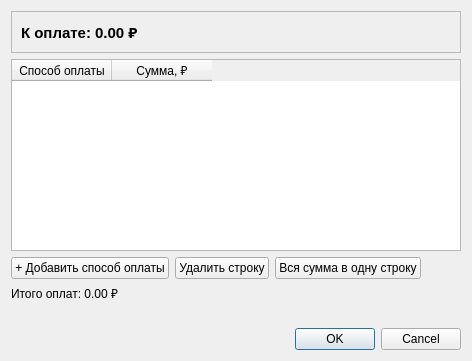
Qt form ui/paymentdialog.ui (MikhailBersenev/easyPOS) before a commit.
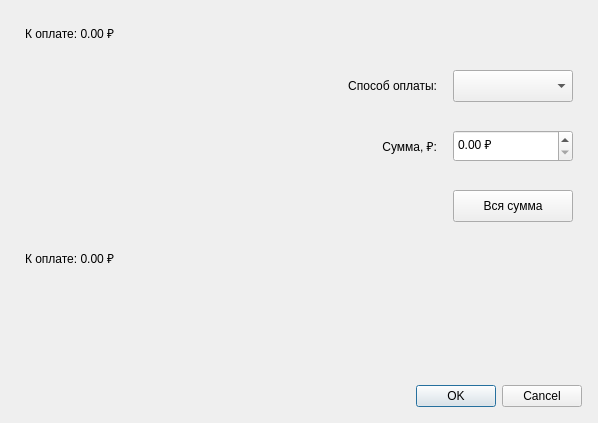
The same form after that commit.

Patch:
```diff
--- a/ui/paymentdialog.ui
+++ b/ui/paymentdialog.ui
@@ -2,6 +2,14 @@
 <ui version="4.0">
  <class>PaymentDialog</class>
  <widget class="QDialog" name="PaymentDialog">
+  <property name="geometry">
+   <rect>
+    <x>0</x>
+    <y>0</y>
+    <width>598</width>
+    <height>423</height>
+   </rect>
+  </property>
   <property name="minimumSize">
    <size>
     <width>460</width>
@@ -12,84 +20,105 @@
    <string>Оплата чека</string>
   </property>
   <layout class="QVBoxLayout" name="mainLayout">
-   <item>
-    <widget class="QFrame" name="toPayFrame">
-     <property name="frameShape">
-      <enum>QFrame::StyledPanel</enum>
-     </property>
-     <layout class="QHBoxLayout" name="toPayLayout">
+   <property name="spacing">
+    <number>24</number>
+   </property>
+   <property name="leftMargin">
+    <number>16</number>
+   </property>
+   <property name="topMargin">
+    <number>16</number>
+   </property>
+   <property name="rightMargin">
+    <number>16</number>
+   </property>
+   <property name="bottomMargin">
+    <number>16</number>
+   </property>
       <item>
+    <widget class="QWidget" name="gridWidget" native="true">
+     <layout class="QGridLayout" name="gridLayout">
+      <property name="horizontalSpacing">
+       <number>16</number>
+      </property>
+      <property name="verticalSpacing">
+       <number>28</number>
+      </property>
+      <item row="0" column="0" colspan="2">
        <widget class="QLabel" name="toPayLabel">
         <property name="text">
          <string>К оплате: 0.00 ₽</string>
         </property>
-        <property name="font">
-         <font>
-          <pointsize>11</pointsize>
-          <bold>true</bold>
-         </font>
-        </property>
        </widget>
       </item>
-     </layout>
-    </widget>
-   </item>
-   <item>
-    <widget class="QTableWidget" name="paymentsTable">
+      <item row="1" column="0">
+       <widget class="QLabel" name="methodLabel">
+        <property name="minimumSize">
+         <size>
+          <width>120</width>
+          <height>32</height>
+         </size>
+        </property>
+        <property name="text">
+         <string>Способ оплаты:</string>
+        </property>
+        <property name="alignment">
+         <set>Qt::AlignmentFlag::AlignRight|Qt::AlignmentFlag::AlignTrailing|Qt::AlignmentFlag::AlignVCenter</set>
+        </property>
+       </widget>
+      </item>
+      <item row="1" column="1">
+       <widget class="QComboBox" name="paymentMethodCombo">
      <property name="minimumSize">
       <size>
        <width>0</width>
-       <height>120</height>
-      </size>
-     </property>
-     <property name="selectionBehavior">
-      <enum>QAbstractItemView::SelectRows</enum>
-     </property>
-     <property name="selectionMode">
-      <enum>QAbstractItemView::SingleSelection</enum>
-     </property>
-     <attribute name="columnCount">
+          <height>32</height>
+         </size>
+        </property>
+       </widget>
+      </item>
+      <item row="2" column="0">
+       <widget class="QLabel" name="amountLabel">
+        <property name="minimumSize">
+         <size>
+          <width>120</width>
+          <height>32</height>
+         </size>
+        </property>
+        <property name="text">
+         <string>Сумма, ₽:</string>
+        </property>
+        <property name="alignment">
+         <set>Qt::AlignmentFlag::AlignRight|Qt::AlignmentFlag::AlignTrailing|Qt::AlignmentFlag::AlignVCenter</set>
+        </property>
+       </widget>
+      </item>
+      <item row="2" column="1">
+       <widget class="QDoubleSpinBox" name="amountSpinBox">
+        <property name="minimumSize">
+         <size>
+          <width>120</width>
+          <height>32</height>
+         </size>
+        </property>
+        <property name="suffix">
+         <string> ₽</string>
+        </property>
+        <property name="decimals">
       <number>2</number>
-     </attribute>
-     <column>
-      <property name="text">
-       <string>Способ оплаты</string>
-      </property>
-     </column>
-     <column>
-      <property name="text">
-       <string>Сумма, ₽</string>
-      </property>
-     </column>
-    </widget>
-   </item>
-   <item>
-    <layout class="QHBoxLayout" name="btnLayout">
-     <item>
-      <widget class="QPushButton" name="addBtn">
-       <property name="text">
-        <string>+ Добавить способ оплаты</string>
+        </property>
+        <property name="minimum">
+         <double>0.000000000000000</double>
+        </property>
+        <property name="maximum">
+         <double>99999999.989999994635582</double>
        </property>
       </widget>
      </item>
-     <item>
-      <widget class="QPushButton" name="removeBtn">
-       <property name="text">
-        <string>Удалить строку</string>
-       </property>
-      </widget>
-     </item>
-     <item>
-      <widget class="QPushButton" name="fullAmountBtn">
-       <property name="text">
-        <string>Вся сумма в одну строку</string>
-       </property>
-      </widget>
-     </item>
-     <item>
-      <spacer name="horizontalSpacer">
+      <item row="3" column="0">
+       <spacer name="gridLeftSpacer">
        <property name="orientation">
-        <enum>Qt::Horizontal</enum>
+         <enum>Qt::Orientation::Horizontal</enum>
        </property>
        <property name="sizeHint" stdset="0">
         <size>
@@ -99,27 +128,60 @@
        </property>
       </spacer>
      </item>
-    </layout>
-   </item>
-   <item>
+      <item row="3" column="1">
+       <widget class="QPushButton" name="fullAmountBtn">
+        <property name="minimumSize">
+         <size>
+          <width>0</width>
+          <height>32</height>
+         </size>
+        </property>
+        <property name="text">
+         <string>Вся сумма</string>
+        </property>
+       </widget>
+      </item>
+      <item row="4" column="0" colspan="2">
     <widget class="QLabel" name="totalLabel">
      <property name="text">
-      <string>Итого оплат: 0.00 ₽</string>
+         <string>К оплате: 0.00 ₽</string>
      </property>
     </widget>
    </item>
-   <item>
+      <item row="5" column="0" colspan="2">
     <widget class="QLabel" name="diffLabel">
      <property name="text">
       <string/>
      </property>
      <property name="textFormat">
-      <enum>Qt::RichText</enum>
-     </property>
-    </widget>
+         <enum>Qt::TextFormat::RichText</enum>
+        </property>
+       </widget>
+      </item>
+     </layout>
+    </widget>
+   </item>
+   <item>
+    <spacer name="verticalSpacer">
+     <property name="orientation">
+      <enum>Qt::Orientation::Vertical</enum>
+     </property>
+     <property name="sizeType">
+      <enum>QSizePolicy::Policy::Expanding</enum>
+     </property>
+     <property name="sizeHint" stdset="0">
+      <size>
+       <width>20</width>
+       <height>40</height>
+      </size>
+     </property>
+    </spacer>
    </item>
    <item>
     <widget class="QDialogButtonBox" name="buttonBox">
+     <property name="orientation">
+      <enum>Qt::Orientation::Horizontal</enum>
+     </property>
      <property name="standardButtons">
       <set>QDialogButtonBox::Cancel|QDialogButtonBox::Ok</set>
      </property>
```
Left out of the diff: 2 changed lines with no effect on the pictures. Lines whose indentation alone changed are shown as unchanged.
